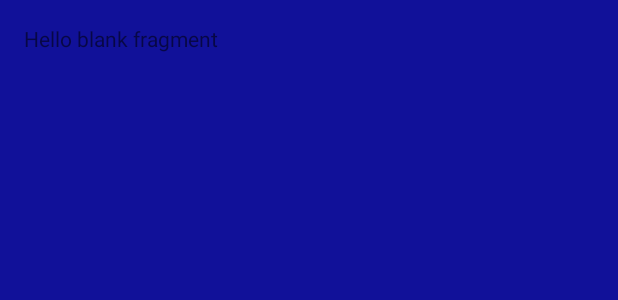
After one commit to HeribertoME/MarvelHeroes, an Android app: the layout fragment_hero_list.xml on its own in the app's theme, with its tools: preview values and no code run, on a phone screen of 412 x 824 dp. The commit adds this screen. Shown: the top 300 px of the screen. Run offline under Robolectric (Android 15) with nearby library versions, the phone set to English and light mode, and no system bars; network calls fail.

Commit message:
Se crea fragment

```diff
--- a/app/build.gradle
+++ b/app/build.gradle
@@ -25,7 +25,8 @@ dependencies {
         exclude group: 'com.android.support', module: 'support-annotations'
     })
     compile 'com.android.support:appcompat-v7:25.1.1'
-    testCompile 'junit:junit:4.12'
     compile 'com.squareup.picasso:picasso:2.5.2'
     compile 'com.squareup.retrofit2:converter-gson:2.1.0'
+    compile 'com.android.support:support-v4:25.1.1'
+    testCompile 'junit:junit:4.12'
 }
--- a/app/src/main/java/com/hmelizarraraz/marvelheroes/MainActivity.java
+++ b/app/src/main/java/com/hmelizarraraz/marvelheroes/MainActivity.java
@@ -2,6 +2,7 @@ package com.hmelizarraraz.marvelheroes;
 
 import android.support.v7.app.AppCompatActivity;
 import android.os.Bundle;
+import android.widget.FrameLayout;
 import android.widget.Toast;
 
 import com.hmelizarraraz.marvelheroes.API.MarvelService;
@@ -16,6 +17,8 @@ import retrofit2.Callback;
 import retrofit2.Response;
 
 public class MainActivity extends AppCompatActivity {
+
+    private FrameLayout frameLayout;
 
     public static final int AVENGERS_COMIC_ID = 354;
 
@@ -40,5 +43,7 @@ public class MainActivity extends AppCompatActivity {
 
             }
         });
+
+        frameLayout = (FrameLayout) findViewById(R.id.placeHolder);
     }
 }
--- /dev/null
+++ b/app/src/main/res/layout/fragment_hero_list.xml
@@ -0,0 +1,16 @@
+<FrameLayout xmlns:android="http://schemas.android.com/apk/res/android"
+    xmlns:tools="http://schemas.android.com/tools"
+    android:layout_width="match_parent"
+    android:layout_height="match_parent"
+    tools:context="com.hmelizarraraz.marvelheroes.HeroListFragment"
+    android:padding="16dp"
+    android:background="#111199"
+    >
+
+    <!-- TODO: Update blank fragment layout -->
+    <TextView
+        android:layout_width="match_parent"
+        android:layout_height="match_parent"
+        android:text="@string/hello_blank_fragment" />
+
+</FrameLayout>
--- a/app/src/main/res/values/strings.xml
+++ b/app/src/main/res/values/strings.xml
@@ -1,3 +1,6 @@
 <resources>
     <string name="app_name">Marvel Heroes</string>
+
+    <!-- TODO: Remove or change this placeholder text -->
+    <string name="hello_blank_fragment">Hello blank fragment</string>
 </resources>
```
Also changed, not shown: app/src/main/java/com/hmelizarraraz/marvelheroes/HeroListFragment.java (added, +31 -0 lines), app/src/main/res/layout/activity_main.xml (+10 -12 lines).
